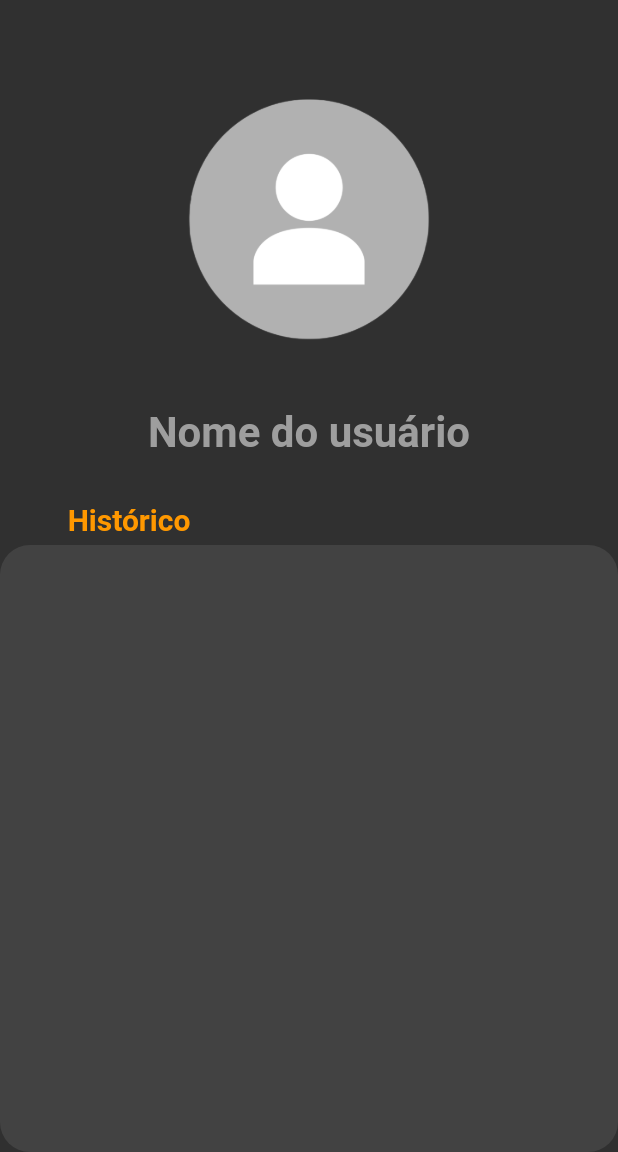
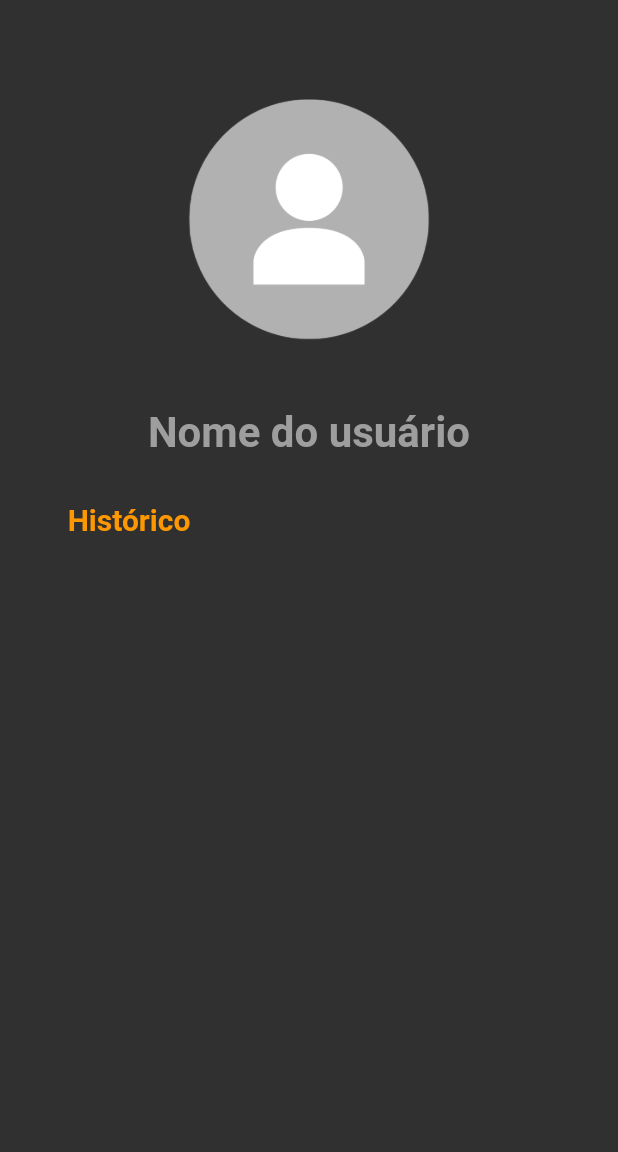
Before and after one commit to Rafael-Maffei/Flutter_Projects, a Flutter app: the screen it shows after launch, after a tap on the "person" icon, on a phone screen of 412 x 824 dp, the part 84-1236 px from its top. Run offline on Flutter 3.47's test engine with Material 2 defaults, Android fonts, the light colour scheme and no system bars; our stand-ins replace avatar_glow, firebase_auth, firebase_core, speech_to_text; accounts and stored records are empty; network calls fail.

Commit message:
Speech to text.

```diff
--- a/justsing/lib/views/android/profile.page.dart
+++ b/justsing/lib/views/android/profile.page.dart
@@ -44,7 +44,7 @@ class ProfilePage extends StatelessWidget {
                         color: Colors.transparent,
                         clipBehavior: Clip.antiAliasWithSaveLayer,
                         child: InkWell(
-                          splashColor: Colors.orange,
+                          splashColor: Colors.transparent,
                           onTap: () {},
                           child:
                               Image.asset("assets/" + emptyPicture, scale: 3.5),
@@ -75,10 +75,11 @@ class ProfilePage extends StatelessWidget {
                 ),
               ),
               Flexible(
-                  child: Container(
-                decoration: BoxDecoration(
-                    color: Colors.grey[800],
-                    borderRadius: BorderRadius.all(Radius.circular(20))),
+                  child: SingleChildScrollView(
+                reverse: true,
+                // decoration: BoxDecoration(
+                //     color: Colors.grey[800],
+                //     borderRadius: BorderRadius.all(Radius.circular(20))),
               ))
             ],
           ),
--- a/justsing/lib/views/android/search.page.dart
+++ b/justsing/lib/views/android/search.page.dart
@@ -1,10 +1,28 @@
 import 'package:flutter/material.dart';
+import 'package:avatar_glow/avatar_glow.dart';
+import 'package:flutter/src/widgets/container.dart';
+import 'package:flutter/src/widgets/framework.dart';
+import 'package:speech_to_text/speech_to_text.dart' as stt;
 
 String iconProfile = "iconProfile.png";
 String iconSearch = "iconSearch.png";
 
-class SearchPage extends StatelessWidget {
+class SearchPage extends StatefulWidget {
   const SearchPage({super.key});
+
+  @override
+  State<SearchPage> createState() => _SearchPageState();
+}
+
+class _SearchPageState extends State<SearchPage> {
+  stt.SpeechToText? _speech;
+  bool _isListening = false;
+
+  @override
+  void initState() {
+    super.initState();
+    _speech = stt.SpeechToText();
+  }
 
   @override
   Widget build(BuildContext context) {
@@ -20,40 +38,74 @@ class SearchPage extends StatelessWidget {
               onPressed: () => Navigator.of(context).pushNamed('/profile'),
               child: Icon(Icons.person),
             ),
-          )
+          ),
         ]),
-        body: Center(
-          child:
-            Column(
-                mainAxisAlignment: MainAxisAlignment.center,
-                children: [
-                  Material(
-                    shape: CircleBorder(),
-                    clipBehavior: Clip.antiAliasWithSaveLayer,
-                    child: InkWell(
-                      splashColor: Colors.purple[800],
-                      onTap: () {},
-                      child: Image.asset("assets/" + iconSearch, scale: 3),
-                    ),
-                  ),
-                  // ignore: prefer_const_constructors
-                  Padding(
-                    padding: const EdgeInsets.only(top: 25),
-                    // ignore: prefer_const_constructors
-                    child: Text(
-                      'Pesquisar música',
-                      // ignore: prefer_const_constructors
-                      style: TextStyle(
-                          color: Colors.orange,
-                          fontSize: 20,
-                          fontWeight: FontWeight.bold),
-                    ),
-                  ),
-                  SizedBox(height: 50,),
-                ],
-                ),
+        floatingActionButtonLocation: FloatingActionButtonLocation.centerDocked,
+        floatingActionButton: Center(
+          child: AvatarGlow(
+            animate: _isListening,
+            glowColor: Colors.amber,
+            endRadius: 75.0,
+            duration: const Duration(milliseconds: 2000),
+            repeatPauseDuration: const Duration(milliseconds: 100),
+            repeat: true,
+            child: FloatingActionButton(
+              onPressed: (() {}), //_listen,
+              child: Icon(_isListening ? Icons.mic : Icons.mic_none),
+            ),
+          ),
         ),
+        // body: Center(
+        //   child:
+        //     Column(
+        //         mainAxisAlignment: MainAxisAlignment.center,
+        //         children: [
+        //           Material(
+        //             shape: CircleBorder(),
+        //             clipBehavior: Clip.antiAliasWithSaveLayer,
+        //             child: InkWell(
+        //               splashColor: Colors.purple[800],
+        //               onTap: () {},
+        //               child: Image.asset("assets/" + iconSearch, scale: 3),
+        //             ),
+        //           ),
+        //           // ignore: prefer_const_constructors
+        //           Padding(
+        //             padding: const EdgeInsets.only(top: 25),
+        //             // ignore: prefer_const_constructors
+        //             child: Text(
+        //               'Pesquisar música',
+        //               // ignore: prefer_const_constructors
+        //               style: TextStyle(
+        //                   color: Colors.orange,
+        //                   fontSize: 20,
+        //                   fontWeight: FontWeight.bold),
+        //             ),
+        //           ),
+        //           SizedBox(height: 50,),
+        //         ],
+        //         ),
+        // ),
       ),
     );
   }
+
+  // void _listen() async {
+  //   if (!_isListening) {
+  //     bool available = await _speech.initialize(
+  //       onStatus: (val) => print('onStatus: $val'),
+  //       onError: (val) => print('onError: $val'),
+  //     );
+  //     if (available) {
+  //       setState(() => _isListening = true);
+  //       _speech.listen(
+  //           onResult: (val) => setState(() {
+  //                 _text = val.recognizedWords;
+  //               }));
+  //     } else {
+  //       setState(() => _isListening = false);
+  //       _speech.stop();
+  //     }
+  //   }
+  // }
 }
--- a/justsing/pubspec.yaml
+++ b/justsing/pubspec.yaml
@@ -38,6 +38,8 @@ dependencies:
   cupertino_icons: ^1.0.2
   firebase_core: ^2.1.1
   firebase_auth: ^4.1.1
+  speech_to_text: ^6.1.0
+  avatar_glow: ^2.0.2
 
 dev_dependencies:
   flutter_test:
```
Also changed, not shown: justsing/lib/api/voice_recorder.dart (added, +57 -0 lines), justsing/pubspec.lock, 3 other files.
